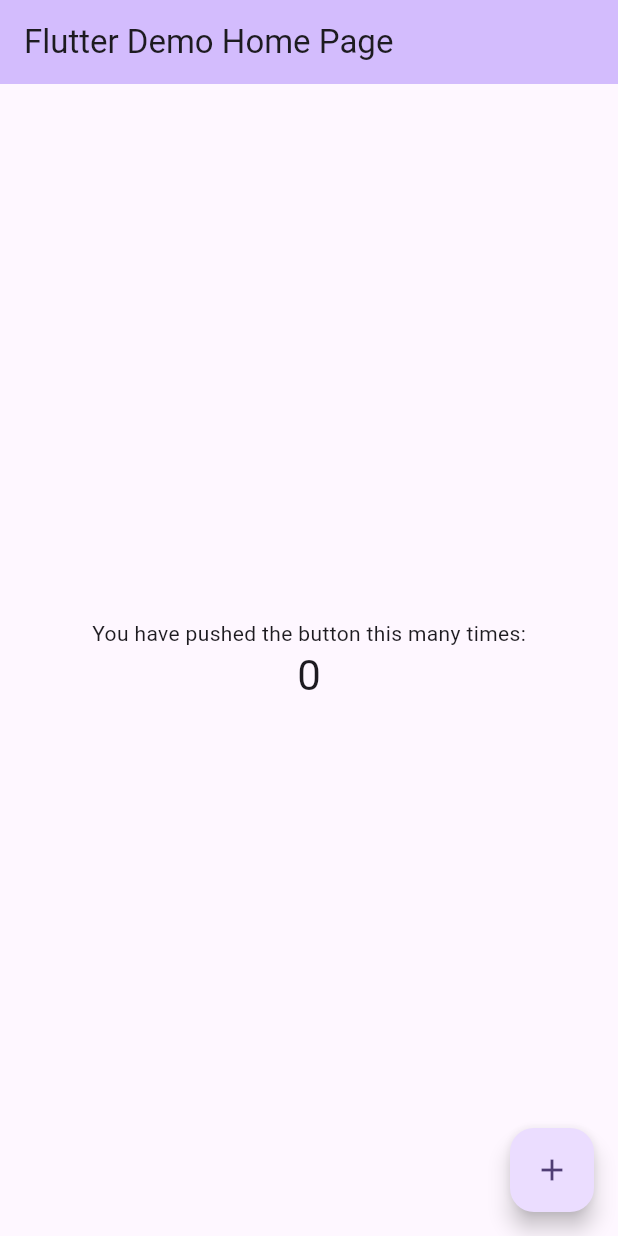
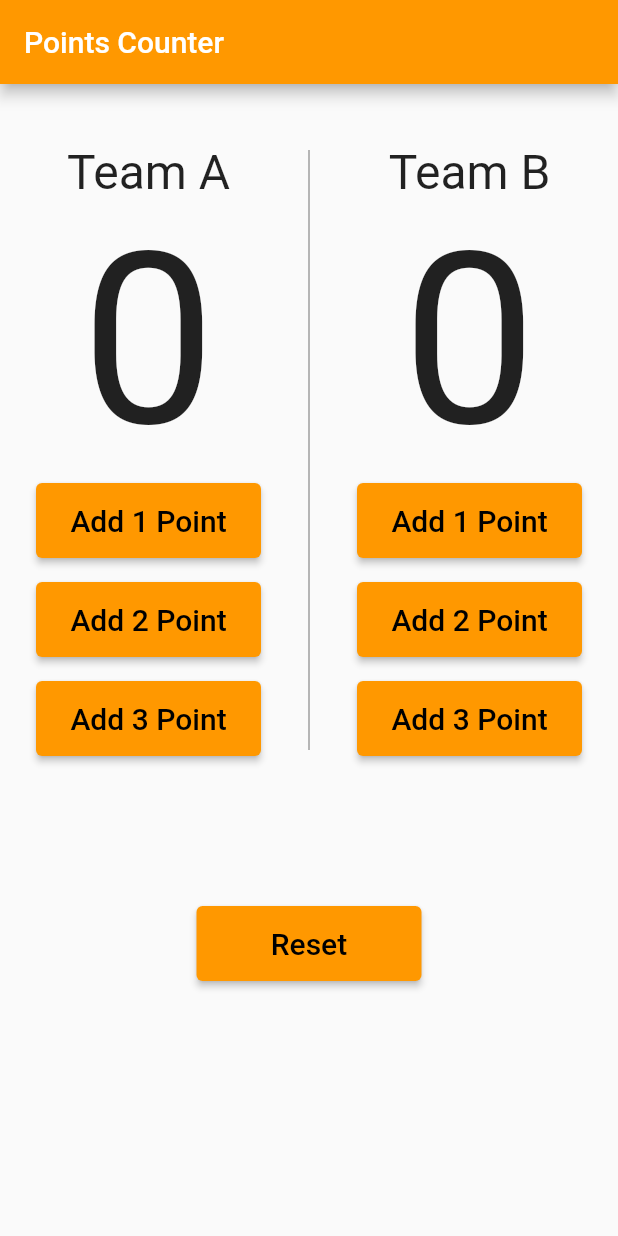
Before and after one commit to youssefemadeldn/4--Basketball-Center-App, a Flutter app: the screen it shows after launch, on a phone screen of 412 x 824 dp. Run offline on Flutter 3.47's test engine with Material 2 defaults, Android fonts, the phone set to English and light mode, and no system bars.

Commit message:
Basketball Center App

```diff
--- a/analysis_options.yaml
+++ b/analysis_options.yaml
@@ -13,7 +13,8 @@ linter:
   # The lint rules applied to this project can be customized in the
   # section below to disable rules from the `package:flutter_lints/flutter.yaml`
   # included above or to enable additional rules. A list of all available lints
-  # and their documentation is published at https://dart.dev/lints.
+  # and their documentation is published at
+  # https://dart-lang.github.io/linter/lints/index.html.
   #
   # Instead of disabling a lint rule for the entire project in the
   # section below, it can also be suppressed for a single line of code
--- a/lib/main.dart
+++ b/lib/main.dart
@@ -1,125 +1,228 @@
 import 'package:flutter/material.dart';
 
 void main() {
-  runApp(const MyApp());
+  runApp(PointsCounter());
 }
 
-class MyApp extends StatelessWidget {
-  const MyApp({super.key});
+class PointsCounter extends StatefulWidget {
+  @override
+  State<PointsCounter> createState() => _PointsCounterState();
+}
 
-  // This widget is the root of your application.
+class _PointsCounterState extends State<PointsCounter> {
+  int teamAPoints = 0;
+
+  int teamBPoints = 0;
+
   @override
   Widget build(BuildContext context) {
     return MaterialApp(
-      title: 'Flutter Demo',
-      theme: ThemeData(
-        // This is the theme of your application.
-        //
-        // TRY THIS: Try running your application with "flutter run". You'll see
-        // the application has a purple toolbar. Then, without quitting the app,
-        // try changing the seedColor in the colorScheme below to Colors.green
-        // and then invoke "hot reload" (save your changes or press the "hot
-        // reload" button in a Flutter-supported IDE, or press "r" if you used
-        // the command line to start the app).
-        //
-        // Notice that the counter didn't reset back to zero; the application
-        // state is not lost during the reload. To reset the state, use hot
-        // restart instead.
-        //
-        // This works for code too, not just values: Most code changes can be
-        // tested with just a hot reload.
-        colorScheme: ColorScheme.fromSeed(seedColor: Colors.deepPurple),
-        useMaterial3: true,
-      ),
-      home: const MyHomePage(title: 'Flutter Demo Home Page'),
-    );
-  }
-}
-
-class MyHomePage extends StatefulWidget {
-  const MyHomePage({super.key, required this.title});
-
-  // This widget is the home page of your application. It is stateful, meaning
-  // that it has a State object (defined below) that contains fields that affect
-  // how it looks.
-
-  // This class is the configuration for the state. It holds the values (in this
-  // case the title) provided by the parent (in this case the App widget) and
-  // used by the build method of the State. Fields in a Widget subclass are
-  // always marked "final".
-
-  final String title;
-
-  @override
-  State<MyHomePage> createState() => _MyHomePageState();
-}
-
-class _MyHomePageState extends State<MyHomePage> {
-  int _counter = 0;
-
-  void _incrementCounter() {
-    setState(() {
-      // This call to setState tells the Flutter framework that something has
-      // changed in this State, which causes it to rerun the build method below
-      // so that the display can reflect the updated values. If we changed
-      // _counter without calling setState(), then the build method would not be
-      // called again, and so nothing would appear to happen.
-      _counter++;
-    });
-  }
-
-  @override
-  Widget build(BuildContext context) {
-    // This method is rerun every time setState is called, for instance as done
-    // by the _incrementCounter method above.
-    //
-    // The Flutter framework has been optimized to make rerunning build methods
-    // fast, so that you can just rebuild anything that needs updating rather
-    // than having to individually change instances of widgets.
-    return Scaffold(
-      appBar: AppBar(
-        // TRY THIS: Try changing the color here to a specific color (to
-        // Colors.amber, perhaps?) and trigger a hot reload to see the AppBar
-        // change color while the other colors stay the same.
-        backgroundColor: Theme.of(context).colorScheme.inversePrimary,
-        // Here we take the value from the MyHomePage object that was created by
-        // the App.build method, and use it to set our appbar title.
-        title: Text(widget.title),
-      ),
-      body: Center(
-        // Center is a layout widget. It takes a single child and positions it
-        // in the middle of the parent.
-        child: Column(
-          // Column is also a layout widget. It takes a list of children and
-          // arranges them vertically. By default, it sizes itself to fit its
-          // children horizontally, and tries to be as tall as its parent.
-          //
-          // Column has various properties to control how it sizes itself and
-          // how it positions its children. Here we use mainAxisAlignment to
-          // center the children vertically; the main axis here is the vertical
-          // axis because Columns are vertical (the cross axis would be
-          // horizontal).
-          //
-          // TRY THIS: Invoke "debug painting" (choose the "Toggle Debug Paint"
-          // action in the IDE, or press "p" in the console), to see the
-          // wireframe for each widget.
-          mainAxisAlignment: MainAxisAlignment.center,
-          children: <Widget>[
-            const Text(
-              'You have pushed the button this many times:',
+      debugShowCheckedModeBanner: false,
+      home: Scaffold(
+        appBar: AppBar(
+          backgroundColor: Colors.orange,
+          title: Text('Points Counter'),
+        ),
+        body: Column(
+          mainAxisAlignment: MainAxisAlignment.start,
+          children: [
+            SizedBox(
+              height: 40,
             ),
-            Text(
-              '$_counter',
-              style: Theme.of(context).textTheme.headlineMedium,
+            Row(
+              mainAxisAlignment: MainAxisAlignment.spaceEvenly,
+              children: [
+                Column(
+                  children: [
+                    Text(
+                      'Team A',
+                      style: TextStyle(
+                        fontSize: 32,
+                        // fontWeight: FontWeight.bold,
+                      ),
+                    ),
+                    Text(
+                      '$teamAPoints',
+                      style: TextStyle(
+                        fontSize: 160,
+                      ),
+                    ),
+                    ElevatedButton(
+                      onPressed: () {
+                        setState(() {
+                          teamAPoints++;
+                        });
+                        print('one point $teamAPoints');
+                      },
+                      child: Text(
+                        'Add 1 Point',
+                        style: TextStyle(
+                          fontSize: 20,
+                          color: Colors.black,
+                        ),
+                      ),
+                      style: ElevatedButton.styleFrom(
+                        backgroundColor: Colors.orange,
+                        minimumSize: Size(150, 50),
+                      ),
+                    ),
+                    SizedBox(
+                      height: 16,
+                    ),
+                    ElevatedButton(
+                      onPressed: () {
+                        setState(() {
+                          teamAPoints += 2;
+                        });
+                      },
+                      child: Text(
+                        'Add 2 Point',
+                        style: TextStyle(
+                          fontSize: 20,
+                          color: Colors.black,
+                        ),
+                      ),
+                      style: ElevatedButton.styleFrom(
+                        backgroundColor: Colors.orange,
+                        minimumSize: Size(150, 50),
+                      ),
+                    ),
+                    SizedBox(
+                      height: 16,
+                    ),
+                    ElevatedButton(
+                      onPressed: () {
+                        setState(() {
+                          teamAPoints += 3;
+                        });
+                      },
+                      child: Text(
+                        'Add 3 Point',
+                        style: TextStyle(
+                          fontSize: 20,
+                          color: Colors.black,
+                        ),
+                      ),
+                      style: ElevatedButton.styleFrom(
+                        backgroundColor: Colors.orange,
+                        minimumSize: Size(150, 50),
+                      ),
+                    ),
+                  ],
+                ),
+                SizedBox(
+                  height: 400,
+                  child: VerticalDivider(
+                    color: Colors.grey,
+                    thickness: 1,
+                    //indent: 10,
+                    //endIndent: 250,
+                  ),
+                ),
+                Column(
+                  children: [
+                    Text(
+                      'Team B',
+                      style: TextStyle(
+                        fontSize: 32,
+                        // fontWeight: FontWeight.bold,
+                      ),
+                    ),
+                    Text(
+                      '$teamBPoints',
+                      style: TextStyle(
+                        fontSize: 160,
+                      ),
+                    ),
+                    ElevatedButton(
+                      onPressed: () {
+                        setState(() {
+                          teamBPoints++;
+                        });
+                      },
+                      child: Text(
+                        'Add 1 Point',
+                        style: TextStyle(
+                          fontSize: 20,
+                          color: Colors.black,
+                        ),
+                      ),
+                      style: ElevatedButton.styleFrom(
+                        backgroundColor: Colors.orange,
+                        minimumSize: Size(150, 50),
+                      ),
+                    ),
+                    SizedBox(
+                      height: 16,
+                    ),
+                    ElevatedButton(
+                      onPressed: () {
+                        setState(() {
+                          teamBPoints += 2;
+                        });
+                      },
+                      child: Text(
+                        'Add 2 Point',
+                        style: TextStyle(
+                          fontSize: 20,
+                          color: Colors.black,
+                        ),
+                      ),
+                      style: ElevatedButton.styleFrom(
+                        backgroundColor: Colors.orange,
+                        minimumSize: Size(150, 50),
+                      ),
+                    ),
+                    SizedBox(
+                      height: 16,
+                    ),
+                    ElevatedButton(
+                      onPressed: () {
+                        setState(() {
+                          teamBPoints += 3;
+                        });
+                      },
+                      child: Text(
+                        'Add 3 Point',
+                        style: TextStyle(
+                          fontSize: 20,
+                          color: Colors.black,
+                        ),
+                      ),
+                      style: ElevatedButton.styleFrom(
+                        backgroundColor: Colors.orange,
+                        minimumSize: Size(150, 50),
+                      ),
+                    ),
+                  ],
+                ),
+              ],
+            ),
+            SizedBox(
+              height: 100,
+            ),
+            ElevatedButton(
+              onPressed: () {
+                setState(() {
+                  teamAPoints = 0;
+                  teamBPoints = 0;
+                });
+              },
+              child: Text(
+                'Reset',
+                style: TextStyle(
+                  fontSize: 20,
+                  color: Colors.black,
+                ),
+              ),
+              style: ElevatedButton.styleFrom(
+                backgroundColor: Colors.orange,
+                minimumSize: Size(150, 50),
+              ),
             ),
           ],
         ),
       ),
-      floatingActionButton: FloatingActionButton(
-        onPressed: _incrementCounter,
-        tooltip: 'Increment',
-        child: const Icon(Icons.add),
-      ), // This trailing comma makes auto-formatting nicer for build methods.
     );
   }
 }
--- a/pubspec.yaml
+++ b/pubspec.yaml
@@ -1,5 +1,5 @@
 name: basketball
-description: "A new Flutter project."
+description: A new Flutter project.
 # The following line prevents the package from being accidentally published to
 # pub.dev using `flutter pub publish`. This is preferred for private packages.
 publish_to: 'none' # Remove this line if you wish to publish to pub.dev
@@ -19,7 +19,7 @@ publish_to: 'none' # Remove this line if you wish to publish to pub.dev
 version: 1.0.0+1
 
 environment:
-  sdk: '>=3.2.0 <4.0.0'
+  sdk: '>=3.1.0-39.0.dev <4.0.0'
 
 # Dependencies specify other packages that your package needs in order to work.
 # To automatically upgrade your package dependencies to the latest versions
```
Also changed, not shown: imgaes/Screenshot 2023-08-28 093136.png (added), pubspec.lock (added), 22 other files.
